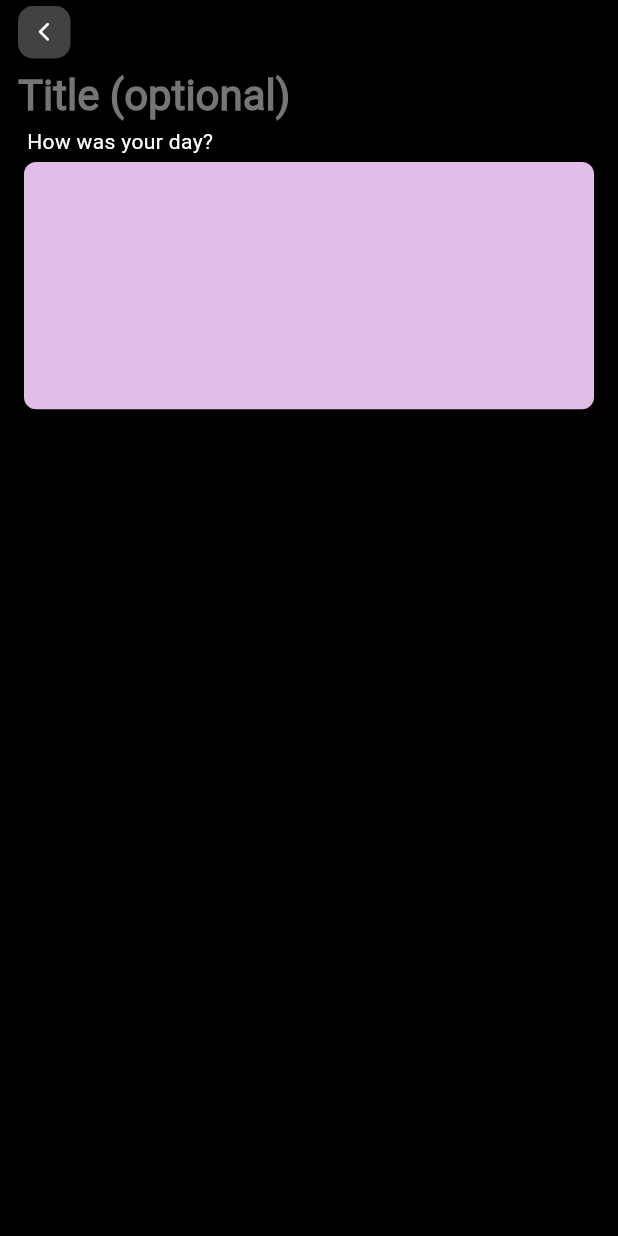
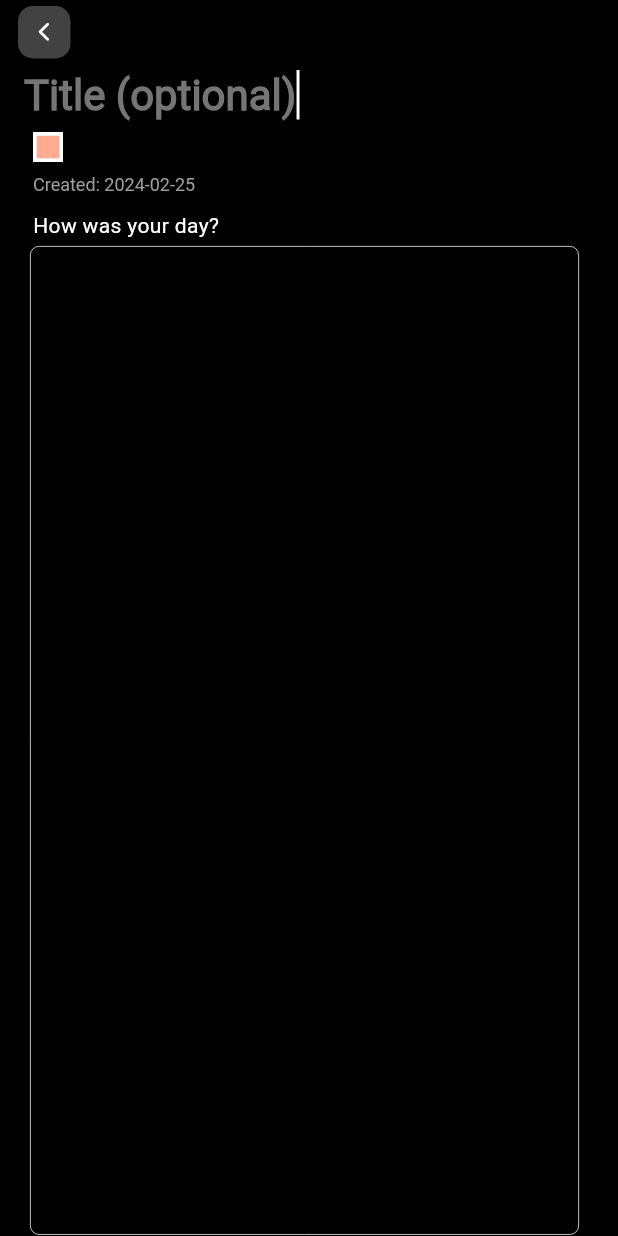
Before and after one commit to KrukDallan/GetJournaled, a Flutter app: the screen it shows after launch, after a tap on "New journal", on a phone screen of 412 x 824 dp. Run offline on Flutter 3.47's test engine with Material 3 defaults, Android fonts, the phone set to English and light mode, and no system bars; our stand-ins replace get_it, hive, hive_flutter; accounts and stored records are empty; generated files the repository leaves out were written again.

Commit message:
edited newJournalPage

```diff
--- a/lib/journals/new_journal_page.dart
+++ b/lib/journals/new_journal_page.dart
@@ -8,6 +8,7 @@ import 'package:flutter/services.dart';
 import 'package:get_it/get_it.dart';
 import 'package:getjournaled/db/abstraction/journal_service/journal_map_service.dart';
 import 'package:getjournaled/journals/journal_object.dart';
+import 'package:getjournaled/settings/settings_object.dart';
 import 'package:getjournaled/shared.dart';
 
 class NewJournalPage extends StatefulWidget {
@@ -15,7 +16,7 @@ class NewJournalPage extends StatefulWidget {
   late String title;
   late String body;
   late DateTime dateOfCreation;
-  late int cardColorIntValue;
+  late Color cardColor;
   late int dayRating;
   late String highlight;
   late String lowlight;
@@ -27,7 +28,7 @@ class NewJournalPage extends StatefulWidget {
     required this.title,
     required this.body,
     required this.dateOfCreation,
-    required this.cardColorIntValue,
+    required this.cardColor,
     required this.dayRating,
     required this.highlight,
     required this.lowlight,
@@ -43,10 +44,15 @@ class _NewJournalPage extends State<NewJournalPage> {
   TextEditingController _titleTextEditingController = TextEditingController();
   final MyTextInputFormatter _bodyTextInputFormatter = MyTextInputFormatter();
   final TitleTextInputFormatter _tTIF = TitleTextInputFormatter();
+  bool isTitleWhite = false;
+
+  FocusNode myFocusNode = FocusNode();
 
   ValueNotifier<String> tempTitle = ValueNotifier("Title (optional)");
   Color titleTextColor = Colors.grey.shade600;
   late ValueNotifier<Color> titleColor;
+
+    final MenuController _menuController = MenuController();
 
   // box card color
   Color get boxColor => _boxColor;
@@ -91,9 +97,6 @@ class _NewJournalPage extends State<NewJournalPage> {
     titleColor = ValueNotifier(titleTextColor);
   }
 
-
-
-
   @override
   Widget build(BuildContext context) {
     var colorScheme = Theme.of(context).colorScheme;
@@ -137,51 +140,136 @@ class _NewJournalPage extends State<NewJournalPage> {
             // Title
             //
             Padding(
-              padding: const EdgeInsets.only(left: 12, top: 8),
+              padding: const EdgeInsets.only(left: 16, top: 8),
               child: Material(
                   type: MaterialType.transparency,
                   child: EditableText(
                     showCursor: true,
                     controller: _titleTextEditingController,
                     inputFormatters: [_tTIF],
-                        focusNode: FocusNode(),
+                    focusNode: myFocusNode,
                     style: TextStyle(
                       fontFamily: 'Roboto-Medium',
                       fontSize: 28,
                       fontWeight: FontWeight.w700,
                       color: ValueListenableBuilder(
                         valueListenable: titleColor,
-                            builder: (BuildContext context, Color color, Widget? child) {
+                        builder:
+                            (BuildContext context, Color color, Widget? child) {
                           return Container(
                             color: titleColor.value,
                           );
                         },
                       ).valueListenable.value,
                     ),
+                    autofocus: true,
                     cursorColor: colorScheme.onPrimary,
                     backgroundCursorColor: Colors.black,
                     onChanged: _onTitleTextChanged,
-                      )
+                  )),
             ),
+            //
+            // Color box
+            //
+            Row(
+              mainAxisAlignment: MainAxisAlignment.start,
+              children: [
+                GestureDetector(
+                  onTapDown: (pos) {
+                    _menuController.open(position: pos.localPosition);
+                  },
+                  child: Padding(
+                    padding: EdgeInsets.only(top: 8.0, left: 22.0),
+                    child: Container(
+                      color: Colors.white,
+                      child: SizedBox(
+                        width: 20,
+                        height: 20,
+                        child: Center(
+                          child: SizedBox(
+                            width: 15,
+                            height: 15,
+                            child: Container(
+                              color: boxColor,
+                              child: MenuAnchor(
+                                controller: _menuController,
+                                anchorTapClosesMenu: true,
+                                menuChildren: <Widget>[
+                                  MenuItemButton(
+                                    onPressed: () =>
+                                        _activate(MenuEntry.colorGreen),
+                                    child: Text(MenuEntry.colorGreen.label),
+                                  ),
+                                  MenuItemButton(
+                                    onPressed: () =>
+                                        _activate(MenuEntry.colorLightBlue),
+                                    child: Text(MenuEntry.colorLightBlue.label),
+                                  ),
+                                  MenuItemButton(
+                                    onPressed: () =>
+                                        _activate(MenuEntry.colorOrange),
+                                    child: Text(MenuEntry.colorOrange.label),
+                                  ),
+                                  MenuItemButton(
+                                    onPressed: () =>
+                                        _activate(MenuEntry.colorPurple),
+                                    child: Text(MenuEntry.colorPurple.label),
+                                  ),
+                                  MenuItemButton(
+                                    onPressed: () =>
+                                        _activate(MenuEntry.colorTeal),
+                                    child: Text(MenuEntry.colorTeal.label),
+                                  ),
+                                ],
+                              ),
+                            ),
+                          ),
+                        ),
+                      ),
+                    ),
+                  ),
+                ),
+              ],
+            ),
+            //
+            // Dates
+            //
+            Row(
+              mainAxisAlignment: MainAxisAlignment.start,
+              children: [
+                Padding(
+                  padding: const EdgeInsets.only(top: 8.0, left: 22.0),
+                  child: DefaultTextStyle(
+                    style: const TextStyle(
+                      fontSize: 12,
+                      color: Colors.grey,
+                    ),
+                    child: Text(
+                        'Created: ${widget.dateOfCreation.toString().replaceAll('00:00:00.000', '')}'),
+                  ),
+                ),
+              ],
             ),
             //
             // Main body
             //
             const Padding(
-              padding: EdgeInsets.only(top: 4.0, left: 18.0),
+              padding: EdgeInsets.only(top: 10.0, left: 22.0),
               child: Text('How was your day?'),
             ),
             Padding(
-              padding: const EdgeInsets.only(left: 12.0, right: 12.0),
-              child: Card(
-                color: Colors.purple.shade100,
-                shape: RoundedRectangleBorder(
-                    borderRadius: BorderRadius.circular(8.0)),
-                child: SizedBox(
-                  width: MediaQuery.of(context).size.width * 0.95,
-                  height: MediaQuery.of(context).size.height * 0.2,
-                  child: Padding(
-                    padding: const EdgeInsets.only(top: 2.0, left: 4.0),
+              padding: const EdgeInsets.only(left: 20.0, right: 26.0, top: 4.0),
+              child: Container(
+                padding: EdgeInsets.all(8.0),
+                height: MediaQuery.of(context).size.height*80/100,
+                decoration: BoxDecoration(
+                  color: colorScheme.primary,
+                  border: Border.all(
+                    color: colorScheme.onPrimary,
+                    width: 0.5,
+                  ),
+                  borderRadius: BorderRadius.circular(6.0),
+                ),
                 child: EditableText(
                   controller: _bodyTextEditingController,
                   inputFormatters: [_bodyTextInputFormatter],
@@ -196,8 +284,6 @@ class _NewJournalPage extends State<NewJournalPage> {
                   backgroundCursorColor:
                       const Color.fromARGB(255, 68, 67, 67),
                   onChanged: _onBodyTextChanged,
-                    ),
-                  ),
                 ),
               ),
               //
@@ -221,21 +307,22 @@ class _NewJournalPage extends State<NewJournalPage> {
     }
   }
 
-  void _onTitleTextChanged(String text){
-
-    if(!text.contains("Title (optional)")){
-          print(text);
+  void _onTitleTextChanged(String text) {
+    if (!isTitleWhite) {
+      if (!text.contains("Title (optional)")) {
         titleColor.value = Colors.white;
         titleTextColor = Colors.white;
-      setState(() {
+        isTitleWhite = true;
+        setState(() {});
+      }
+    }
 
-      });
-    }
-    if(text != widget.title){
+    if (text != widget.title) {
       _titleTextEditingController.text = text;
       widget.title = text;
 
-      _titleTextEditingController.selection = TextSelection.fromPosition(TextPosition(offset: _tTIF.getCursorOffset()));
+      _titleTextEditingController.selection = TextSelection.fromPosition(
+          TextPosition(offset: _tTIF.getCursorOffset()));
     }
   }
 
@@ -244,4 +331,67 @@ class _NewJournalPage extends State<NewJournalPage> {
       _journalMap = event;
     });
   }
+
+    void _activate(MenuEntry selection) {
+    Color tmp = widget.cardColor;
+
+    switch (selection) {
+      case MenuEntry.colorMenu:
+        break;
+      case MenuEntry.colorOrange:
+        tmp = Colors.deepOrange.shade200;
+      case MenuEntry.colorGreen:
+        tmp = Colors.green.shade200;
+      case MenuEntry.colorLightBlue:
+        tmp = Colors.lightBlue.shade100;
+      case MenuEntry.colorTeal:
+        tmp = Colors.teal.shade100;
+      case MenuEntry.colorPurple:
+        tmp = Colors.deepPurple.shade100;
     }
+    setState(() {
+      widget.cardColor = tmp;
+      boxColor = tmp;
+      JournalObject journalObject = JournalObject(
+          id: widget.id,
+          title: widget.title,
+          body: widget.body,
+          dateOfCreation: widget.dateOfCreation,
+          cardColor: widget.cardColor,
+          dayRating: widget.dayRating,
+          highlight: widget.highlight,
+          lowlight: widget.lowlight,
+          noteWorthy: widget.noteWorthy,);
+      _journalService.update(journalObject);
+    });
+  }
+
+
+  void _onSettingsUpdate(Map<int, SettingsObject> event) {
+    setState(() {});
+  }
+
+}
+
+
+enum MenuEntry {
+  colorMenu('Color Menu'),
+  colorOrange(
+    'Orange Card',
+  ),
+  colorGreen(
+    'Green Card',
+  ),
+  colorLightBlue(
+    'Lightblue Card',
+  ),
+  colorTeal(
+    'Teal Card',
+  ),
+  colorPurple(
+    'Purple Card',
+  );
+
+  const MenuEntry(this.label, [this.shortcut]);
+  final String label;
+  final MenuSerializableShortcut? shortcut;}
--- a/lib/notes/note_single_page.dart
+++ b/lib/notes/note_single_page.dart
@@ -465,10 +465,6 @@ class _SingleNotePage extends State<SingleNotePage> {
         widget.dateOfLastEdit = DateTime(now.year, now.month, now.day);
       }
     }
-
-/*     setState(() {
-
-    });*/
   }
 
   void _activate(MenuEntry selection) {
--- a/lib/welcome.dart
+++ b/lib/welcome.dart
@@ -81,7 +81,7 @@ class _WelcomePage extends State<WelcomePage> {
                       title: 'Title (optional)',
                       body: '',
                       dateOfCreation: DateTime(now.year, now.month, now.day),
-                      cardColorIntValue: Colors.deepOrange.shade200.value,
+                      cardColor: Colors.deepOrange.shade200,
                       dayRating: -1,
                       highlight: '',
                       lowlight: '',
```
Lines whose indentation alone changed are shown as unchanged.
